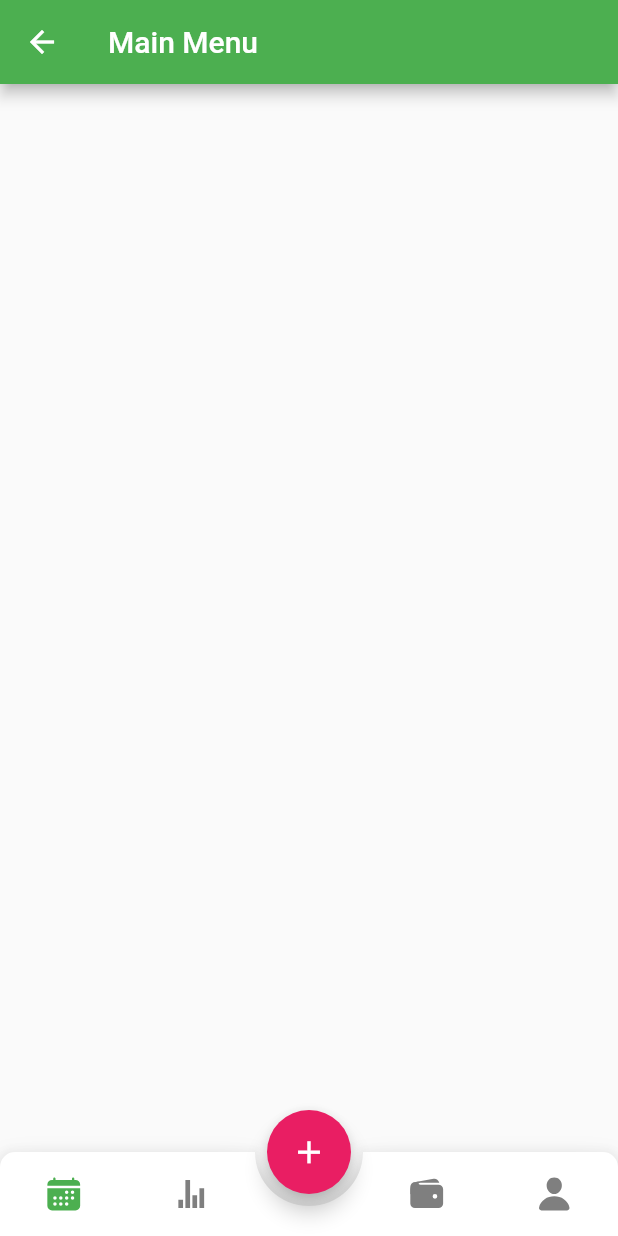
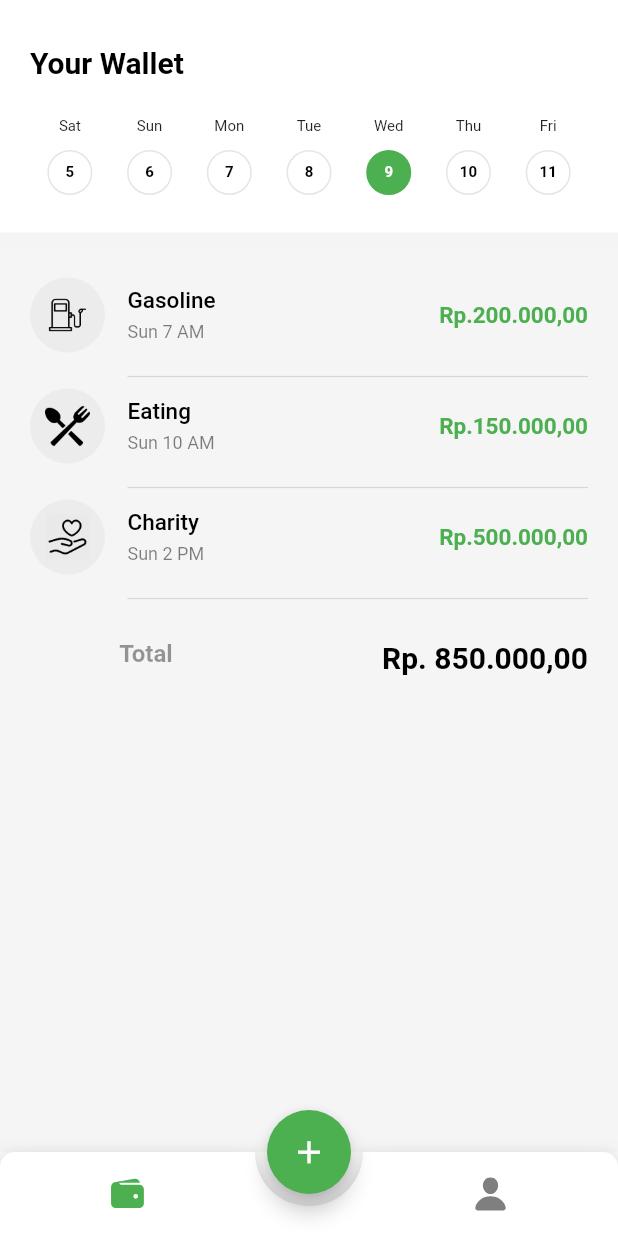
Before and after one commit to Fadheljanuar/UAS_ADV-MAD, a Flutter app: the MainMenu screen opened by its route, on a phone screen of 412 x 824 dp. Run offline on Flutter 3.47's test engine with Material 2 defaults, Android fonts, the phone set to English and light mode, and no system bars; drawn by our look-alikes of animated_bottom_navigation_bar; our stand-ins replace cloud_firestore, email_validator, equatable, firebase_auth, firebase_core, firebase_messaging and 4 more; accounts and stored records are empty.

Commit message:
main menu

```diff
--- /dev/null
+++ b/allnewcashflow/lib/json/Wallet_json.dart
@@ -0,0 +1,20 @@
+const List wallet = [
+  {
+    "icon": "assets/images/gas.png",
+    "name": "Gasoline",
+    "date": "Sun 7 AM",
+    "price": "\Rp.200.000,00"
+  },
+  {
+    "icon": "assets/images/eat.png",
+    "name": "Eating",
+    "date": "Sun 10 AM",
+    "price": "\Rp.150.000,00"
+  },
+  {
+    "icon": "assets/images/charity.png",
+    "name": "Charity",
+    "date": "Sun 2 PM",
+    "price": "Rp.500.000,00"
+  },
+];
--- /dev/null
+++ b/allnewcashflow/lib/json/day_month.dart
@@ -0,0 +1,17 @@
+List days = [
+  {"label": "Sat", "day": "5"},
+  {"label": "Sun", "day": "6"},
+  {"label": "Mon", "day": "7"},
+  {"label": "Tue", "day": "8"},
+  {"label": "Wed", "day": "9"},
+  {"label": "Thu", "day": "10"},
+  {"label": "Fri", "day": "11"},
+];
+List months = [
+  {"label": "2021", "day": "Jun"},
+  {"label": "2021", "day": "Jul"},
+  {"label": "2021", "day": "Aug"},
+  {"label": "2021", "day": "Sep"},
+  {"label": "2021", "day": "Oct"},
+  {"label": "2021", "day": "Nov"},
+];
--- a/allnewcashflow/lib/ui/pages/mainmenu.dart
+++ b/allnewcashflow/lib/ui/pages/mainmenu.dart
@@ -10,69 +10,50 @@ class _MainMenuState extends State<MainMenu> {
   int pageIndex = 0;
   bool isLoading = false;
   String msg = "Fail";
+  List<Widget> pages = [
+    WalletPage(),
+  ];
+
+  @override
+  void initState() {
+    // TODO: implement initState
+    super.initState();
+  }
+
+  @override
+  void dispose() {
+    super.dispose();
+  }
+
   @override
   Widget build(BuildContext context) {
     return Scaffold(
-        appBar: AppBar(
-          title: Text("Main Menu"),
-        ),
-        body: Stack(
-          children: [
-            // Container(
-            //   alignment: Alignment.bottomCenter,
-            //   child: ElevatedButton.icon(
-            //       onPressed: () async {
-            //         setState(() {
-            //           isLoading = true;
-            //         });
-            //         await AuthServices.signOut().then((value) {
-            //           if (value) {
-            //             setState(() {
-            //               isLoading = false;
-            //             });
-            //             AcitivityServices.showToast(
-            //                 "Logout success", Colors.greenAccent);
-            //             Navigator.pushReplacementNamed(
-            //                 context, Login.routeName);
-            //           } else {
-            //             setState(() {
-            //               isLoading = false;
-            //             });
-            //             AcitivityServices.showToast(msg, Colors.redAccent);
-            //           }
-            //         });
-            //       },
-            //       icon: Icon(Icons.logout),
-            //       label: Text("Logout"),
-            //       style: ElevatedButton.styleFrom(
-            //         primary: Colors.deepOrange[400],
-            //         elevation: 0,
-            //       )),
-            // ),
-            isLoading == true ? AcitivityServices.loadings() : Container()
-          ],
-        ),
+        body: getBody(),
         bottomNavigationBar: getFooter(),
         floatingActionButton: FloatingActionButton(
           onPressed: () {
-              //selectedTab(4);
+            selectedTab(4);
           },
           child: Icon(
             Icons.add,
             size: 25,
           ),
-            backgroundColor: Colors.pink
+          backgroundColor: primary,
           //params
         ),
         floatingActionButtonLocation:
             FloatingActionButtonLocation.centerDocked);
   }
 
-  Widget getBody() {}
+  Widget getBody() {
+    return IndexedStack(
+      index: pageIndex,
+      children: pages,
+    );
+  }
+
   Widget getFooter() {
     List<IconData> iconItems = [
-      Ionicons.md_calendar,
-      Ionicons.md_stats,
       Ionicons.md_wallet,
       Ionicons.ios_person,
     ];
--- a/allnewcashflow/lib/ui/pages/pages.dart
+++ b/allnewcashflow/lib/ui/pages/pages.dart
@@ -1,3 +1,5 @@
+import 'package:allnewcashflow/json/Wallet_json.dart';
+import 'package:allnewcashflow/json/day_month.dart';
 import 'package:allnewcashflow/models/models.dart';
 import 'package:allnewcashflow/services/services.dart';
 import 'package:allnewcashflow/theme/colors.dart';
@@ -10,3 +12,5 @@ import 'package:fluttertoast/fluttertoast.dart';
 part 'login.dart';
 part 'mainmenu.dart';
 part 'register.dart';
+part 'wallet.dart';
+part 'profile.dart';
--- /dev/null
+++ b/allnewcashflow/lib/ui/pages/profile.dart
@@ -0,0 +1 @@
+part of 'pages.dart';
--- /dev/null
+++ b/allnewcashflow/lib/ui/pages/wallet.dart
@@ -0,0 +1,223 @@
+part of 'pages.dart';
+
+class WalletPage extends StatefulWidget {
+  @override
+  _WalletPageState createState() => _WalletPageState();
+}
+
+class _WalletPageState extends State<WalletPage> {
+  int activeDay = 4;
+  @override
+  Widget build(BuildContext context) {
+    return Scaffold(
+      backgroundColor: grey.withOpacity(0.05),
+      body: getBody(),
+    );
+  }
+
+  Widget getBody() {
+    var size = MediaQuery.of(context).size;
+    return SingleChildScrollView(
+      child: Column(
+        children: [
+          Container(
+            decoration: BoxDecoration(color: white, boxShadow: [
+              BoxShadow(
+                color: grey.withOpacity(0.01),
+                spreadRadius: 10,
+                blurRadius: 3,
+                // changes position of shadow
+              ),
+            ]),
+            child: Padding(
+              padding: const EdgeInsets.only(
+                  top: 30, right: 20, left: 20, bottom: 25),
+              child: Column(
+                children: [
+                  Row(
+                    mainAxisAlignment: MainAxisAlignment.spaceBetween,
+                    children: [
+                      Text(
+                        "Your Wallet",
+                        style: TextStyle(
+                            fontSize: 20,
+                            fontWeight: FontWeight.bold,
+                            color: black),
+                      )
+                    ],
+                  ),
+                  SizedBox(height: 25),
+                  Row(
+                      mainAxisAlignment: MainAxisAlignment.spaceBetween,
+                      children: List.generate(days.length, (index) {
+                        return GestureDetector(
+                          onTap: () {
+                            setState(() {
+                              activeDay = index;
+                            });
+                          },
+                          child: Container(
+                            width: (size.width - 40) / 7,
+                            child: Column(
+                              children: [
+                                Text(
+                                  days[index]['label'],
+                                  style: TextStyle(fontSize: 10),
+                                ),
+                                SizedBox(height: 10),
+                                Container(
+                                  width: 30,
+                                  height: 30,
+                                  decoration: BoxDecoration(
+                                      color: activeDay == index
+                                          ? primary
+                                          : Colors.transparent,
+                                      shape: BoxShape.circle,
+                                      border: Border.all(
+                                          color: activeDay == index
+                                              ? primary
+                                              : black.withOpacity(0.1))),
+                                  child: Center(
+                                      child: Text(
+                                    days[index]['day'],
+                                    style: TextStyle(
+                                        fontSize: 10,
+                                        fontWeight: FontWeight.w600,
+                                        color:
+                                            activeDay == index ? white : black),
+                                  )),
+                                )
+                              ],
+                            ),
+                          ),
+                        );
+                      }))
+                ],
+              ),
+            ),
+          ),
+          SizedBox(height: 30),
+          Padding(
+            padding: const EdgeInsets.only(left: 20, right: 20),
+            child: Column(
+                children: List.generate(wallet.length, (index) {
+              return Column(
+                children: [
+                  Row(
+                    mainAxisAlignment: MainAxisAlignment.spaceBetween,
+                    children: [
+                      Container(
+                        width: (size.width - 40) * 0.7,
+                        child: Row(
+                          children: [
+                            Container(
+                              width: 50,
+                              height: 50,
+                              decoration: BoxDecoration(
+                                shape: BoxShape.circle,
+                                color: grey.withOpacity(0.1),
+                              ),
+                              child: Center(
+                                child: Image.asset(
+                                  wallet[index]['icon'],
+                                  width: 30,
+                                  height: 30,
+                                ),
+                              ),
+                            ),
+                            SizedBox(width: 15),
+                            Container(
+                              width: (size.width - 90) * 0.5,
+                              child: Column(
+                                mainAxisAlignment: MainAxisAlignment.center,
+                                crossAxisAlignment: CrossAxisAlignment.start,
+                                children: [
+                                  Text(
+                                    wallet[index]['name'],
+                                    style: TextStyle(
+                                        fontSize: 15,
+                                        color: black,
+                                        fontWeight: FontWeight.w500),
+                                    overflow: TextOverflow.ellipsis,
+                                  ),
+                                  SizedBox(height: 5),
+                                  Text(
+                                    wallet[index]['date'],
+                                    style: TextStyle(
+                                        fontSize: 12,
+                                        color: black.withOpacity(0.5),
+                                        fontWeight: FontWeight.w400),
+                                    overflow: TextOverflow.ellipsis,
+                                  ),
+                                ],
+                              ),
+                            )
+                          ],
+                        ),
+                      ),
+                      Container(
+                        width: (size.width - 40) * 0.3,
+                        child: Row(
+                          mainAxisAlignment: MainAxisAlignment.end,
+                          children: [
+                            Text(
+                              wallet[index]['price'],
+                              style: TextStyle(
+                                  fontWeight: FontWeight.w600,
+                                  fontSize: 15,
+                                  color: Colors.green),
+                            ),
+                          ],
+                        ),
+                      )
+                    ],
+                  ),
+                  Padding(
+                    padding: const EdgeInsets.only(left: 65, top: 8),
+                    child: Divider(
+                      thickness: 0.8,
+                    ),
+                  )
+                ],
+              );
+            })),
+          ),
+          SizedBox(
+            height: 15,
+          ),
+          Padding(
+            padding: const EdgeInsets.only(left: 20, right: 20),
+            child: Row(
+              children: [
+                Spacer(),
+                Padding(
+                  padding: const EdgeInsets.only(right: 80),
+                  child: Text(
+                    "Total",
+                    style: TextStyle(
+                        fontSize: 16,
+                        color: black.withOpacity(0.4),
+                        fontWeight: FontWeight.w600),
+                    overflow: TextOverflow.ellipsis,
+                  ),
+                ),
+                Spacer(),
+                Padding(
+                  padding: const EdgeInsets.only(top: 5),
+                  child: Text(
+                    "\Rp. 850.000,00",
+                    style: TextStyle(
+                        fontSize: 20,
+                        color: black,
+                        fontWeight: FontWeight.bold),
+                    overflow: TextOverflow.ellipsis,
+                  ),
+                ),
+              ],
+            ),
+          )
+        ],
+      ),
+    );
+  }
+}
--- a/allnewcashflow/lib/ui/widgets/widget.dart
+++ /dev/null
@@ -1,37 +0,0 @@
-import 'package:allnewcashflow/theme/colors.dart';
-import 'package:animated_bottom_navigation_bar/animated_bottom_navigation_bar.dart';
-import 'package:flutter/cupertino.dart';
-import 'package:flutter/material.dart';
-import 'package:flutter_icons/flutter_icons.dart';
-int pageIndex = 0;
-
-Widget getFooter() {
-    List<IconData> iconItems = [
-      Ionicons.md_calendar,
-      Ionicons.md_stats,
-      Ionicons.md_wallet,
-      Ionicons.ios_person,
-    ];
-
-    return AnimatedBottomNavigationBar(
-      activeColor: primary,
-      splashColor: secondary,
-      inactiveColor: Colors.black.withOpacity(0.5),
-      icons: iconItems,
-      activeIndex: pageIndex,
-      gapLocation: GapLocation.center,
-      notchSmoothness: NotchSmoothness.softEdge,
-      leftCornerRadius: 10,
-      iconSize: 25,
-      rightCornerRadius: 10,
-      onTap: (index) {
-        (index);
-      },
-      //other params
-    );
-  }
-   selectedTab(index) {
-    setState(() {
-      pageIndex = index;
-    });
-  }
```
Also changed, not shown: allnewcashflow/assets/images/charity.png (added), allnewcashflow/assets/images/eat.png (added), allnewcashflow/assets/images/gas.png (added). Lines whose indentation alone changed are shown as unchanged.
